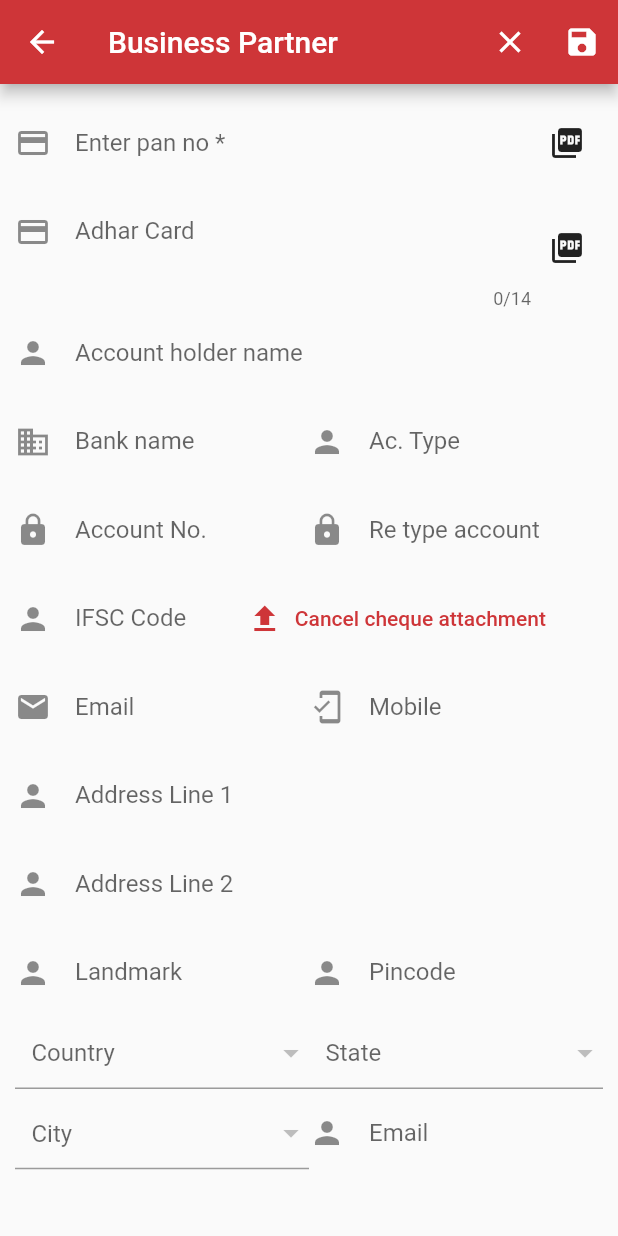
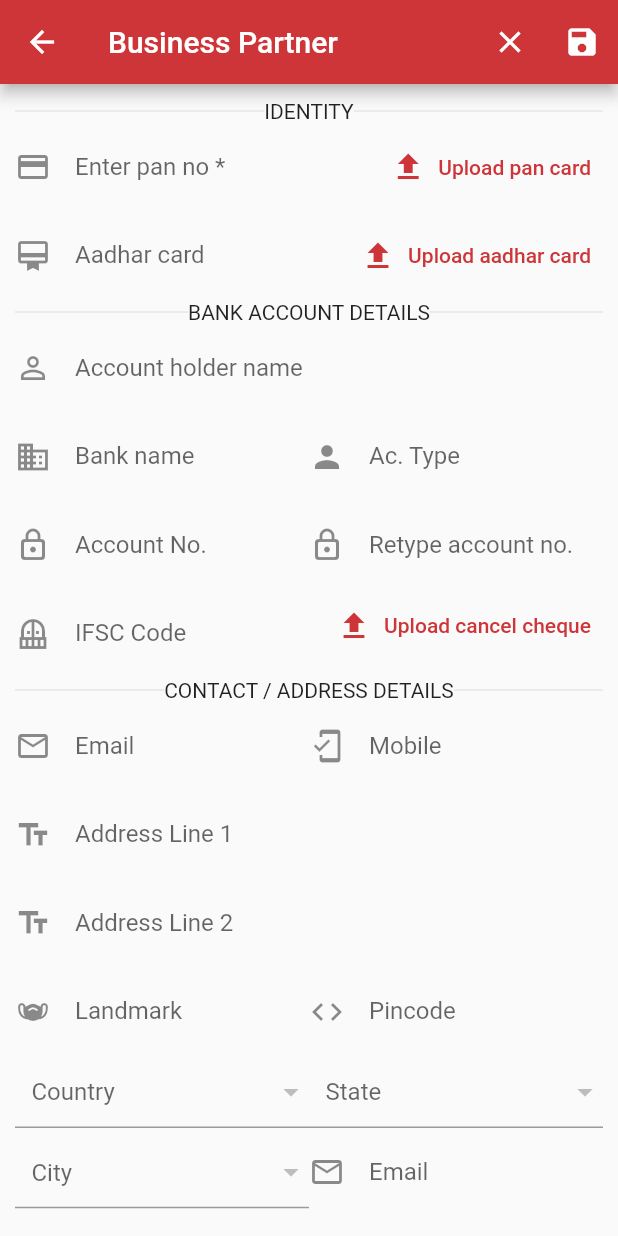
Before and after one commit to sameergauri/job_circle_flutter, a Flutter app: the BusinessPartner screen opened directly, on a phone screen of 412 x 824 dp. Run offline on Flutter 3.47's test engine with Material 2 defaults, Android fonts, the light colour scheme and no system bars.

Commit message:
UPDATE: changes in screen

```diff
--- a/lib/enums/enums.dart
+++ b/lib/enums/enums.dart
@@ -15,5 +15,6 @@ enum ERoute {
   screen2,
   screen3,
   jobs,
-  jobsdetail
+  jobsdetail,
+  business_partner
 }
--- a/lib/routes/router.dart
+++ b/lib/routes/router.dart
@@ -11,7 +11,8 @@ import 'package:job_circle/screens/otp.dart' deferred as otp;
 import 'package:job_circle/screens/jobs/jobs.dart' deferred as jobs;
 import 'package:job_circle/screens/jobs/job_details.dart'
     deferred as jobsdetails;
-
+import 'package:job_circle/screens/profile/businesspartner.dart'
+    deferred as businesspartner;
 // future
 
 Future<void> get lazyHome => home.loadLibrary();
@@ -23,6 +24,7 @@ Future<void> get lazyLogin => login.loadLibrary();
 Future<void> get lazyOTP => otp.loadLibrary();
 Future<void> get lazyJobs => jobs.loadLibrary();
 Future<void> get lazyJobDetails => jobsdetails.loadLibrary();
+Future<void> get lazyBusinessPartner => businesspartner.loadLibrary();
 
 class ApplicationRouter {
   static var appRouter = {
@@ -73,5 +75,10 @@ class ApplicationRouter {
         builder: (snapshot, context) {
           return jobsdetails.JobDetails();
         }),
+    ERoute.business_partner.name: (context) => FutureBuilder(
+        future: lazyBusinessPartner,
+        builder: (snapshot, context) {
+          return businesspartner.BusinessPartner();
+        }),
   };
 }
--- a/lib/screens/jobs/jobs.dart
+++ b/lib/screens/jobs/jobs.dart
@@ -419,18 +419,20 @@ class _JobsState extends State<Jobs> {
                     // )
                   ],
                 )),
-            TextButton(
-              onPressed: (() {
-                // Navigator.push(
-                //     context,
-                //     MaterialPageRoute(
-                //         builder: (context) => const JobDetails()));
-              }),
-              child: Row(
-                mainAxisSize: MainAxisSize.max,
-                children: const [Icon(Icons.navigate_next)],
-              ),
-            )
+
+            const Icon(Icons.navigate_next),
+            // TextButton(
+            //   onPressed: (() {
+            //     // Navigator.push(
+            //     //     context,
+            //     //     MaterialPageRoute(
+            //     //         builder: (context) => const JobDetails()));
+            //   }),
+            //   child: Row(
+            //     mainAxisSize: MainAxisSize.max,
+            //     children: const [Icon(Icons.navigate_next)],
+            //   ),
+            // )
           ],
         ),
       ),
--- a/lib/screens/profile/businesspartner.dart
+++ b/lib/screens/profile/businesspartner.dart
@@ -39,8 +39,7 @@ class _BusinessPartnerState extends State<BusinessPartner> {
                 onPressed: () {
                   // save();
                 },
-              icon: const Icon(Icons.clear)
-            ),
+                icon: const Icon(Icons.clear)),
             IconButton(
               onPressed: () {
                 save();
@@ -56,6 +55,11 @@ class _BusinessPartnerState extends State<BusinessPartner> {
               key: formField,
               child: Column(
                 children: [
+                  Row(children: const [
+                    Expanded(child: Divider()),
+                    Text("IDENTITY"),
+                    Expanded(child: Divider()),
+                  ]),
                   Row(
                     children: [
                       Expanded(
@@ -76,10 +80,10 @@ class _BusinessPartnerState extends State<BusinessPartner> {
                         //   ),
                         // ),
                       ),
-                      IconButton(
-                        icon: const Icon(Icons.picture_as_pdf),
-                        tooltip: 'Pancard Upload PDF File',
+                      TextButton.icon(
                         onPressed: () {},
+                        icon: const Icon(Icons.upload),
+                        label: const Text('Upload pan card'),
                       ),
                     ],
                   ),
@@ -96,28 +100,34 @@ class _BusinessPartnerState extends State<BusinessPartner> {
                           // inputFormatters: [
                           // ],
                           decoration: const InputDecoration(
-                            icon: Icon(Icons.credit_card),
-                            label: Text("Adhar Card"),
+                            counterText: "",
+                            icon: Icon(Icons.card_membership_outlined),
+                            label: Text("Aadhar card"),
                             //border: OutlineInputBorder(),
                             border: InputBorder.none,
                             hintText: 'Please Enter Adhar No',
                           ),
                         ),
                       ),
-                      IconButton(
-                        icon: const Icon(Icons.picture_as_pdf),
-                        tooltip: 'Adhar Card Front And Back ',
+                      TextButton.icon(
                         onPressed: () {},
+                        icon: const Icon(Icons.upload),
+                        label: const Text('Upload aadhar card'),
                       ),
                     ],
                   ),
+                  Row(children: const [
+                    Expanded(child: Divider()),
+                    Text("BANK ACCOUNT DETAILS"),
+                    Expanded(child: Divider()),
+                  ]),
                   Row(
                     children: const [
                       Expanded(
                         child: TextField(
                           keyboardType: TextInputType.number,
                           decoration: InputDecoration(
-                            icon: Icon(Icons.person),
+                            icon: Icon(Icons.person_outline),
                             label: Text("Account holder name"),
                             //border: OutlineInputBorder(),
                             border: InputBorder.none,
@@ -169,7 +179,7 @@ class _BusinessPartnerState extends State<BusinessPartner> {
                           enableSuggestions: false,
                           autocorrect: false,
                           decoration: InputDecoration(
-                            icon: Icon(Icons.lock),
+                            icon: Icon(Icons.lock_outline_rounded),
                             label: Text("Account No."),
                             //border: OutlineInputBorder(),
                             border: InputBorder.none,
@@ -180,28 +190,31 @@ class _BusinessPartnerState extends State<BusinessPartner> {
                       Expanded(
                         child: TextField(
                           keyboardType: TextInputType.number,
-                          obscureText: true,
+                          obscureText: false,
                           enableSuggestions: false,
                           autocorrect: false,
                           decoration: InputDecoration(
-                            icon: Icon(Icons.lock),
-                            label: Text("Re type account"),
+                            icon: Icon(Icons.lock_outline_rounded),
+                            label: Text("Retype account no."),
                             //border: OutlineInputBorder(),
                             border: InputBorder.none,
-                            hintText: 'Re type account',
+                            hintText: 'Retype account',
                           ),
                         ),
                       ),
                     ],
                   ),
                   Row(
+                    mainAxisAlignment: MainAxisAlignment.start,
+                    crossAxisAlignment: CrossAxisAlignment.start,
                     children: [
                       Expanded(
+                        flex: 1,
                         child: UserTextFormField.textBox(
                             controller,
                             'IFSC Code',
                             'Bank Ifsc code',
-                            Icons.person,
+                            Icons.balcony_outlined,
                             'Please enter ifsc code',
                             true),
                       ),
@@ -210,21 +223,24 @@ class _BusinessPartnerState extends State<BusinessPartner> {
                       //   tooltip: 'Cancel cheque attachment',
                       //   onPressed: () {},
                       // ),
-                      Padding(
-                          padding: const EdgeInsets.only(right: 30.0),
-                          child: TextButton.icon(
+                      TextButton.icon(
                         onPressed: () {},
                         icon: const Icon(Icons.upload),
-                            label: const Text('Cancel cheque attachment'),
-                          ))
+                        label: const Text('Upload cancel cheque'),
+                      )
                     ],
                   ),
+                  Row(children: const [
+                    Expanded(child: Divider()),
+                    Text("CONTACT / ADDRESS DETAILS"),
+                    Expanded(child: Divider()),
+                  ]),
                   Row(
                     children: const [
                       Expanded(
                         child: TextField(
                           decoration: InputDecoration(
-                            icon: Icon(Icons.email),
+                            icon: Icon(Icons.email_outlined),
                             label: Text("Email"),
                             //border: OutlineInputBorder(),
                             border: InputBorder.none,
@@ -251,7 +267,7 @@ class _BusinessPartnerState extends State<BusinessPartner> {
                       Expanded(
                         child: TextField(
                           decoration: InputDecoration(
-                            icon: Icon(Icons.person),
+                            icon: Icon(Icons.text_fields_outlined),
                             label: Text("Address Line 1"),
                             //border: OutlineInputBorder(),
                             border: InputBorder.none,
@@ -266,7 +282,7 @@ class _BusinessPartnerState extends State<BusinessPartner> {
                       Expanded(
                         child: TextField(
                           decoration: InputDecoration(
-                            icon: Icon(Icons.person),
+                            icon: Icon(Icons.text_fields_outlined),
                             label: Text("Address Line 2"),
                             //border: OutlineInputBorder(),
                             border: InputBorder.none,
@@ -281,7 +297,7 @@ class _BusinessPartnerState extends State<BusinessPartner> {
                       Expanded(
                         child: TextField(
                           decoration: InputDecoration(
-                            icon: Icon(Icons.person),
+                            icon: Icon(Icons.masks_sharp),
                             label: Text("Landmark"),
                             //border: OutlineInputBorder(),
                             border: InputBorder.none,
@@ -292,7 +308,7 @@ class _BusinessPartnerState extends State<BusinessPartner> {
                       Expanded(
                         child: TextField(
                           decoration: InputDecoration(
-                            icon: Icon(Icons.person),
+                            icon: Icon(Icons.code),
                             label: Text("Pincode"),
                             //border: OutlineInputBorder(),
                             border: InputBorder.none,
@@ -404,7 +420,7 @@ class _BusinessPartnerState extends State<BusinessPartner> {
                       const Expanded(
                         child: TextField(
                           decoration: InputDecoration(
-                            icon: Icon(Icons.person),
+                            icon: Icon(Icons.email_outlined),
                             label: Text("Email"),
                             //border: OutlineInputBorder(),
                             border: InputBorder.none,
```
Lines whose indentation alone changed are shown as unchanged.
